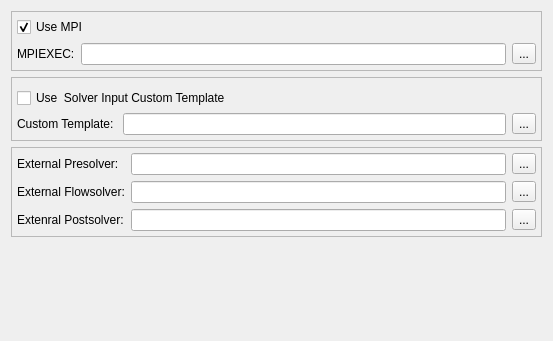
Qt form Code/Source/Plugins/org.sv.gui.qt.simulation/src/internal/svSimulationPreferencePage.ui (SimVascular/SimVascular) before a commit.
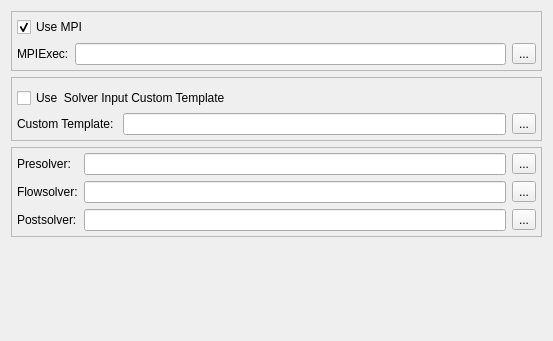
The same form after that commit.

The edit to the form file:
```diff
--- a/Code/Source/Plugins/org.sv.gui.qt.simulation/src/internal/svSimulationPreferencePage.ui
+++ b/Code/Source/Plugins/org.sv.gui.qt.simulation/src/internal/svSimulationPreferencePage.ui
@@ -81,7 +81,7 @@
          <item row="1" column="0">
           <widget class="QLabel" name="label_5">
            <property name="text">
-            <string>MPIEXEC:</string>
+            <string>MPIExec:</string>
            </property>
           </widget>
          </item>
@@ -254,21 +254,21 @@
       <item row="2" column="0">
        <widget class="QLabel" name="label_3">
         <property name="text">
-         <string>Extenral Postsolver:</string>
+         <string>Postsolver:</string>
         </property>
        </widget>
       </item>
       <item row="1" column="0">
        <widget class="QLabel" name="label_2">
         <property name="text">
-         <string>External Flowsolver:</string>
+         <string>Flowsolver:</string>
         </property>
        </widget>
       </item>
       <item row="0" column="0">
        <widget class="QLabel" name="label">
         <property name="text">
-         <string>External Presolver:</string>
+         <string>Presolver:</string>
         </property>
        </widget>
       </item>
```
